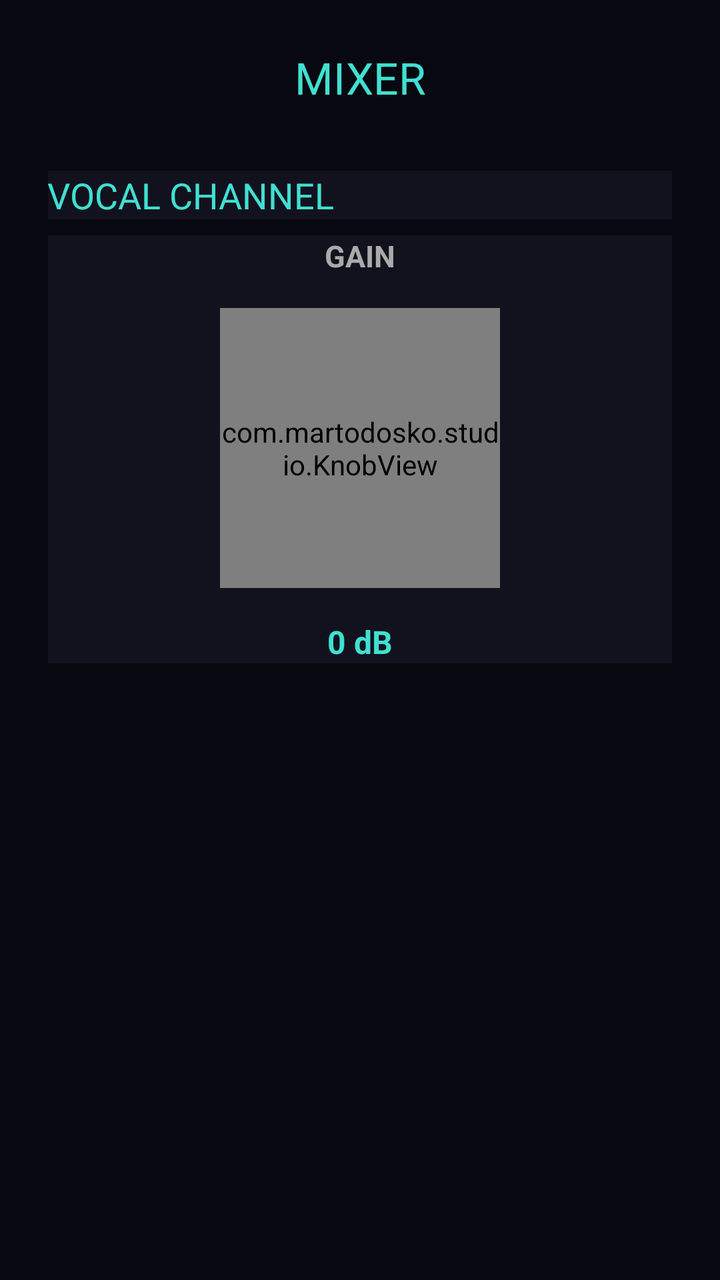
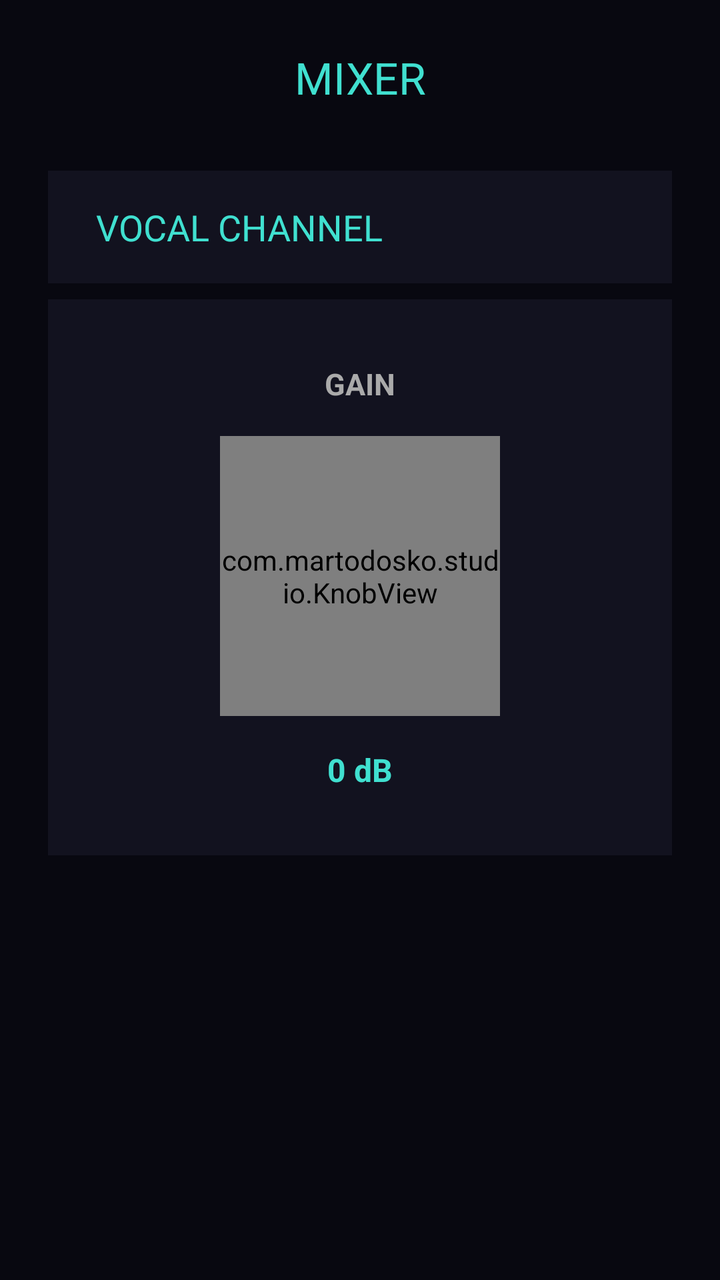

Two renders of the same Android screen: before a commit and after it. Below are the layout's source before the change and the commit's diff.
<!-- AndroidManifest.xml: activity theme Theme.AppCompat.Light.NoActionBar -->
<!-- res/layout/activity_mixer.xml -->
<?xml version="1.0" encoding="utf-8"?>
<ScrollView xmlns:android="http://schemas.android.com/apk/res/android"
    android:layout_width="match_parent"
    android:layout_height="match_parent"
    android:background="#080810"
    android:fillViewport="true">

    <LinearLayout
        android:layout_width="match_parent"
        android:layout_height="wrap_content"
        android:orientation="vertical"
        android:padding="24dp">

        <TextView
            android:layout_width="match_parent"
            android:layout_height="wrap_content"
            android:text="MIXER"
            android:textColor="#40E0D0"
            android:textSize="22sp"
            android:gravity="center"
            android:paddingBottom="32dp"/>

        <TextView
            android:layout_width="match_parent"
            android:layout_height="wrap_content"
            android:text="VOCAL CHANNEL"
            android:textColor="#40E0D0"
            android:textSize="18sp"
            android:padding="16dp 24dp"
            android:background="#12121F"/>

        <LinearLayout
            android:layout_width="match_parent"
            android:layout_height="wrap_content"
            android:orientation="vertical"
            android:gravity="center_horizontal"
            android:padding="32dp 48dp"
            android:background="#12121F"
            android:layout_marginTop="8dp">

            <TextView
                android:layout_width="wrap_content"
                android:layout_height="wrap_content"
                android:text="GAIN"
                android:textColor="#AAAAAA"
                android:textSize="15sp"
                android:textStyle="bold"
                android:layout_marginBottom="16dp"/>

            <com.martodosko.studio.KnobView
                android:id="@+id/knob_gain"
                android:layout_width="140dp"
                android:layout_height="140dp"/>

            <TextView
                android:id="@+id/tv_gain_value"
                android:layout_width="wrap_content"
                android:layout_height="wrap_content"
                android:text="0 dB"
                android:textColor="#40E0D0"
                android:textSize="16sp"
                android:textStyle="bold"
                android:layout_marginTop="16dp"/>
        </LinearLayout>
    </LinearLayout>
</ScrollView>
<!-- resources referenced by this layout -->
<resources>

</resources>

<!-- the commit's change to res/layout/activity_mixer.xml (unified diff, before → after) -->
@@ -11,6 +11,7 @@
         android:orientation="vertical"
         android:padding="24dp">
 
+        
         <TextView
             android:layout_width="match_parent"
             android:layout_height="wrap_content"
@@ -20,24 +21,33 @@
             android:gravity="center"
             android:paddingBottom="32dp"/>
 
+        
         <TextView
             android:layout_width="match_parent"
             android:layout_height="wrap_content"
             android:text="VOCAL CHANNEL"
             android:textColor="#40E0D0"
             android:textSize="18sp"
-            android:padding="16dp 24dp"
+            android:paddingTop="16dp"
+            android:paddingBottom="16dp"
+            android:paddingLeft="24dp"
+            android:paddingRight="24dp"
             android:background="#12121F"/>
 
+        
         <LinearLayout
             android:layout_width="match_parent"
             android:layout_height="wrap_content"
             android:orientation="vertical"
             android:gravity="center_horizontal"
-            android:padding="32dp 48dp"
+            android:paddingTop="32dp"
+            android:paddingBottom="32dp"
+            android:paddingLeft="48dp"
+            android:paddingRight="48dp"
             android:background="#12121F"
             android:layout_marginTop="8dp">
 
+            
             <TextView
                 android:layout_width="wrap_content"
                 android:layout_height="wrap_content"
@@ -47,11 +57,13 @@
                 android:textStyle="bold"
                 android:layout_marginBottom="16dp"/>
 
+            
             <com.martodosko.studio.KnobView
                 android:id="@+id/knob_gain"
                 android:layout_width="140dp"
                 android:layout_height="140dp"/>
 
+            
             <TextView
                 android:id="@+id/tv_gain_value"
                 android:layout_width="wrap_content"
